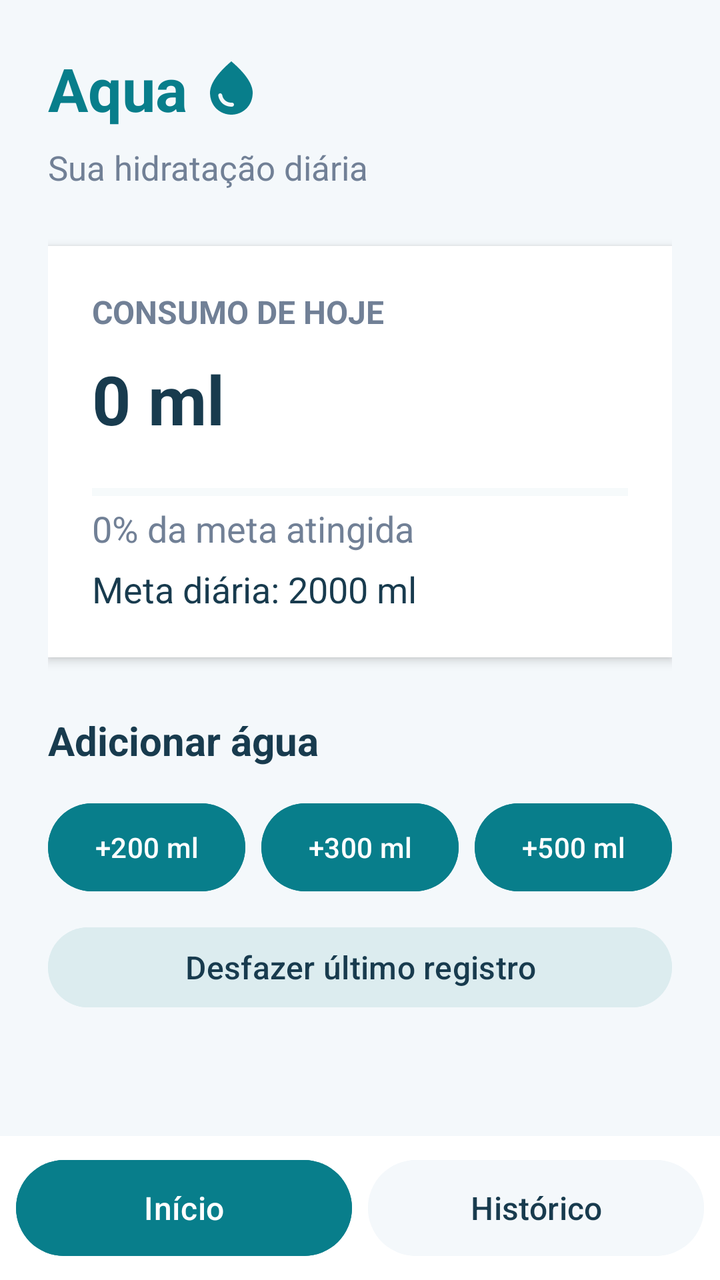
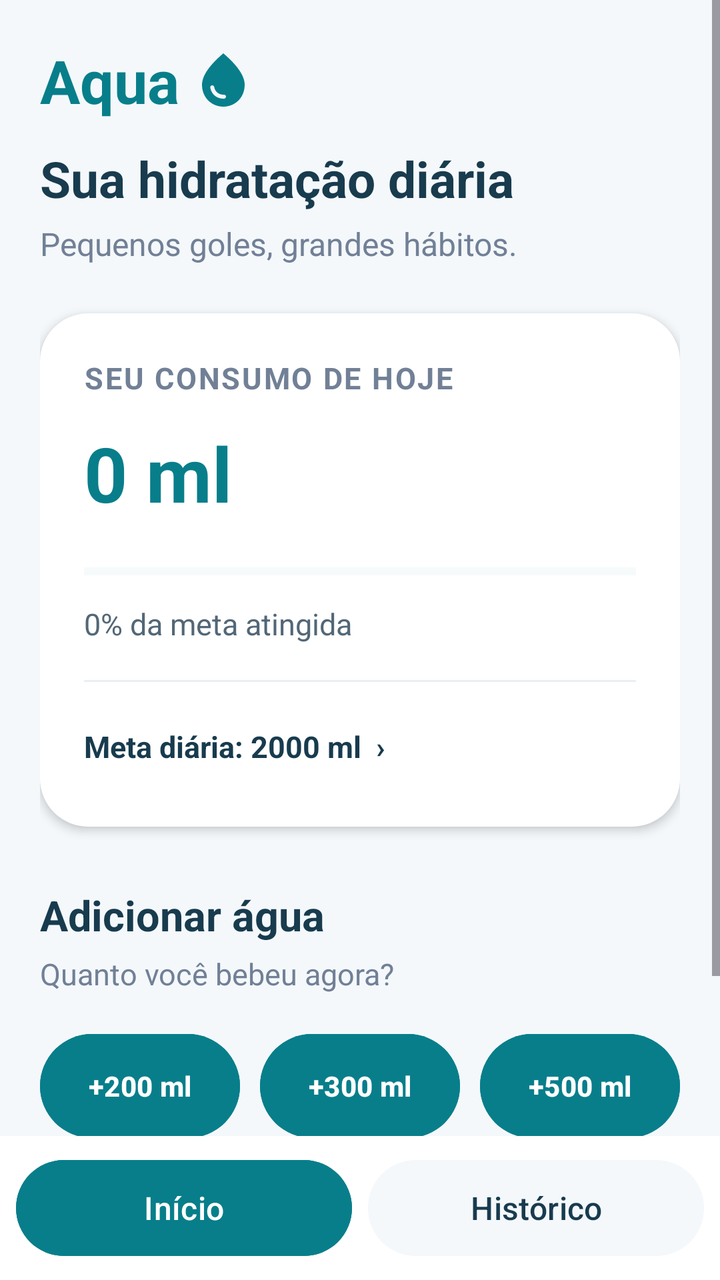

An Android layout rendered at two revisions. The XML below is the earlier revision; the diff shows what the commit changed to produce the second picture.
<!-- AndroidManifest.xml: application theme Theme.Aqua -->
<!-- res/layout/activity_main.xml -->
<?xml version="1.0" encoding="utf-8"?>
<LinearLayout xmlns:android="http://schemas.android.com/apk/res/android"
    android:layout_width="match_parent"
    android:layout_height="match_parent"
    android:orientation="vertical"
    android:background="#F4F8FB">

    <ScrollView
        android:layout_width="match_parent"
        android:layout_height="0dp"
        android:layout_weight="1"
        android:fillViewport="true">

        <LinearLayout
            android:layout_width="match_parent"
            android:layout_height="wrap_content"
            android:orientation="vertical"
            android:padding="24dp">

            <include
                layout="@layout/view_aqua_header"
                android:layout_width="wrap_content"
                android:layout_height="wrap_content" />

            <TextView
                android:layout_width="wrap_content"
                android:layout_height="wrap_content"
                android:layout_marginTop="8dp"
                android:text="Sua hidratação diária"
                android:textColor="#718096"
                android:textSize="17sp" />

            <LinearLayout
                android:layout_width="match_parent"
                android:layout_height="wrap_content"
                android:layout_marginTop="28dp"
                android:background="#FFFFFF"
                android:elevation="3dp"
                android:orientation="vertical"
                android:padding="22dp">

                <TextView
                    android:layout_width="wrap_content"
                    android:layout_height="wrap_content"
                    android:text="CONSUMO DE HOJE"
                    android:textColor="#718096"
                    android:textSize="16sp"
                    android:textStyle="bold" />

                <TextView
                    android:id="@+id/tvConsumed"
                    android:layout_width="wrap_content"
                    android:layout_height="wrap_content"
                    android:layout_marginTop="10dp"
                    android:text="0 ml"
                    android:textColor="#183B4E"
                    android:textSize="34sp"
                    android:textStyle="bold" />

                <ProgressBar
                    android:id="@+id/progressWater"
                    style="?android:attr/progressBarStyleHorizontal"
                    android:layout_width="match_parent"
                    android:layout_height="12dp"
                    android:layout_marginTop="18dp"
                    android:progressTint="#087E8B"
                    android:progressBackgroundTint="#DCECEF"
                    android:max="2000"
                    android:progress="0" />

                <TextView
                    android:id="@+id/tvProgress"
                    android:layout_width="match_parent"
                    android:layout_height="wrap_content"
                    android:text="0% da meta atingida"
                    android:textColor="#718096"
                    android:textSize="18sp" />

                <TextView
                    android:id="@+id/tvDailyGoal"
                    android:layout_width="match_parent"
                    android:layout_height="wrap_content"
                    android:layout_marginTop="6dp"
                    android:text="Meta diária: 2000 ml"
                    android:textSize="18sp"
                    android:textColor="#183B4E"
                    android:clickable="true"
                    android:focusable="true" />

            </LinearLayout>

            <TextView
                android:layout_width="wrap_content"
                android:layout_height="wrap_content"
                android:layout_marginTop="28dp"
                android:text="Adicionar água"
                android:textColor="#183B4E"
                android:textSize="20sp"
                android:textStyle="bold" />

            <LinearLayout
                android:layout_width="match_parent"
                android:layout_height="52dp"
                android:layout_marginTop="14dp"
                android:orientation="horizontal"
                android:weightSum="3">

                <Button
                    android:id="@+id/btn200"
                    android:layout_width="0dp"
                    android:layout_height="match_parent"
                    android:layout_weight="1"
                    android:layout_marginEnd="4dp"
                    android:backgroundTint="#087E8B"
                    android:text="+200 ml"
                    android:textColor="#FFFFFF"
                    android:textSize="14sp"
                    android:minWidth="0dp"
                    android:paddingHorizontal="2dp" />

                <Button
                    android:id="@+id/btn300"
                    android:layout_width="0dp"
                    android:layout_height="match_parent"
                    android:layout_weight="1"
                    android:layout_marginHorizontal="4dp"
                    android:backgroundTint="#087E8B"
                    android:text="+300 ml"
                    android:textColor="#FFFFFF"
                    android:textSize="14sp"
                    android:minWidth="0dp"
                    android:paddingHorizontal="2dp" />

                <Button
                    android:id="@+id/btn500"
                    android:layout_width="0dp"
                    android:layout_height="match_parent"
                    android:layout_weight="1"
                    android:layout_marginStart="4dp"
                    android:backgroundTint="#087E8B"
                    android:text="+500 ml"
                    android:textColor="#FFFFFF"
                    android:textSize="14sp"
                    android:minWidth="0dp"
                    android:paddingHorizontal="2dp" />

            </LinearLayout>

            <Button
                android:id="@+id/btnUndo"
                android:layout_width="match_parent"
                android:layout_height="48dp"
                android:layout_marginTop="10dp"
                android:backgroundTint="#DCECEF"
                android:text="Desfazer último registro"
                android:textColor="#183B4E"
                android:textSize="16sp"/>

        </LinearLayout>
    </ScrollView>

    <include layout="@layout/view_bottom_nav" />

</LinearLayout>
<!-- res/layout/view_aqua_header.xml (included above) -->
<?xml version="1.0" encoding="utf-8"?>
<LinearLayout xmlns:android="http://schemas.android.com/apk/res/android"
    android:layout_width="wrap_content"
    android:layout_height="wrap_content"
    android:orientation="horizontal"
    android:gravity="center_vertical">

    <TextView
        android:layout_width="wrap_content"
        android:layout_height="wrap_content"
        android:text="Aqua"
        android:textColor="#087E8B"
        android:textSize="30sp"
        android:textStyle="bold" />

    <ImageView
        android:layout_width="32dp"
        android:layout_height="32dp"
        android:layout_marginStart="6dp"
        android:src="@drawable/ic_droplet"
        android:contentDescription="Ícone de hidratação"
        android:scaleType="fitCenter" />

</LinearLayout>
<!-- res/layout/view_bottom_nav.xml (included above) -->
<?xml version="1.0" encoding="utf-8"?>
<LinearLayout xmlns:android="http://schemas.android.com/apk/res/android"
    android:layout_width="match_parent"
    android:layout_height="72dp"
    android:orientation="horizontal"
    android:background="#FFFFFF"
    android:padding="8dp">

    <Button
        android:id="@+id/navHome"
        android:layout_width="0dp"
        android:layout_height="match_parent"
        android:layout_weight="1"
        android:text="Início"
        android:textColor="#FFFFFF"
        android:backgroundTint="#087E8B"
        android:textSize="16sp" />

    <Button
        android:id="@+id/navHistory"
        android:layout_width="0dp"
        android:layout_height="match_parent"
        android:layout_weight="1"
        android:layout_marginStart="8dp"
        android:text="Histórico"
        android:textColor="#183B4E"
        android:backgroundTint="#F4F8FB"
        android:textSize="16sp" />

</LinearLayout>
<!-- resources referenced by this layout -->
<resources>
  <!-- drawable ic_droplet (drawable) -->
  <vector xmlns:android="http://schemas.android.com/apk/res/android" android:height="24dp" android:tint="#087E8B" android:viewportHeight="24" android:viewportWidth="24" android:width="24dp">
        
      <path android:fillColor="@android:color/white" android:pathData="M12,2c-5.33,4.55 -8,8.48 -8,11.8c0,4.98 3.8,8.2 8,8.2s8,-3.22 8,-8.2C20,10.48 17.33,6.55 12,2zM7.83,14c0.37,0 0.67,0.26 0.74,0.62c0.41,2.22 2.28,2.98 3.64,2.87c0.43,-0.02 0.79,0.32 0.79,0.75c0,0.4 -0.32,0.73 -0.72,0.75c-2.13,0.13 -4.62,-1.09 -5.19,-4.12C7.01,14.42 7.37,14 7.83,14z"/>
      
  </vector>
  <style name="Theme.Aqua" parent="Base.Theme.Aqua" />
  <style name="Base.Theme.Aqua" parent="Theme.Material3.DayNight.NoActionBar">
          
          
      </style>
</resources>

<!-- the commit's change to res/layout/activity_main.xml (unified diff, before → after) -->
@@ -9,13 +9,17 @@
         android:layout_width="match_parent"
         android:layout_height="0dp"
         android:layout_weight="1"
-        android:fillViewport="true">
+        android:fillViewport="true"
+        android:clipToPadding="false">
 
         <LinearLayout
             android:layout_width="match_parent"
             android:layout_height="wrap_content"
             android:orientation="vertical"
-            android:padding="24dp">
+            android:paddingStart="20dp"
+            android:paddingEnd="20dp"
+            android:paddingTop="20dp"
+            android:paddingBottom="24dp">
 
             <include
                 layout="@layout/view_aqua_header"
@@ -25,16 +29,25 @@
             <TextView
                 android:layout_width="wrap_content"
                 android:layout_height="wrap_content"
-                android:layout_marginTop="8dp"
+                android:layout_marginTop="12dp"
                 android:text="Sua hidratação diária"
+                android:textColor="#183B4E"
+                android:textSize="25sp"
+                android:textStyle="bold" />
+
+            <TextView
+                android:layout_width="wrap_content"
+                android:layout_height="wrap_content"
+                android:layout_marginTop="5dp"
+                android:text="Pequenos goles, grandes hábitos."
                 android:textColor="#718096"
-                android:textSize="17sp" />
+                android:textSize="16sp" />
 
             <LinearLayout
                 android:layout_width="match_parent"
                 android:layout_height="wrap_content"
-                android:layout_marginTop="28dp"
-                android:background="#FFFFFF"
+                android:layout_marginTop="24dp"
+                android:background="@drawable/bg_water_card"
                 android:elevation="3dp"
                 android:orientation="vertical"
                 android:padding="22dp">
@@ -42,19 +55,20 @@
                 <TextView
                     android:layout_width="wrap_content"
                     android:layout_height="wrap_content"
-                    android:text="CONSUMO DE HOJE"
+                    android:text="SEU CONSUMO DE HOJE"
                     android:textColor="#718096"
-                    android:textSize="16sp"
+                    android:textSize="15sp"
+                    android:letterSpacing="0.06"
                     android:textStyle="bold" />
 
                 <TextView
                     android:id="@+id/tvConsumed"
                     android:layout_width="wrap_content"
                     android:layout_height="wrap_content"
-                    android:layout_marginTop="10dp"
+                    android:layout_marginTop="12dp"
                     android:text="0 ml"
-                    android:textColor="#183B4E"
-                    android:textSize="34sp"
+                    android:textColor="#087E8B"
+                    android:textSize="38sp"
                     android:textStyle="bold" />
 
                 <ProgressBar
@@ -63,45 +77,63 @@
                     android:layout_width="match_parent"
                     android:layout_height="12dp"
                     android:layout_marginTop="18dp"
+                    android:max="2000"
+                    android:progress="0"
                     android:progressTint="#087E8B"
-                    android:progressBackgroundTint="#DCECEF"
-                    android:max="2000"
-                    android:progress="0" />
+                    android:progressBackgroundTint="#DCECEF" />
 
                 <TextView
                     android:id="@+id/tvProgress"
                     android:layout_width="match_parent"
                     android:layout_height="wrap_content"
+                    android:layout_marginTop="10dp"
                     android:text="0% da meta atingida"
-                    android:textColor="#718096"
-                    android:textSize="18sp" />
+                    android:textColor="#526777"
+                    android:textSize="15sp" />
+
+                <View
+                    android:layout_width="match_parent"
+                    android:layout_height="1dp"
+                    android:layout_marginTop="18dp"
+                    android:layout_marginBottom="14dp"
+                    android:background="#E8EFF3" />
 
                 <TextView
                     android:id="@+id/tvDailyGoal"
                     android:layout_width="match_parent"
                     android:layout_height="wrap_content"
-                    android:layout_marginTop="6dp"
-                    android:text="Meta diária: 2000 ml"
-                    android:textSize="18sp"
+                    android:background="?android:attr/selectableItemBackground"
+                    android:clickable="true"
+                    android:focusable="true"
+                    android:paddingVertical="8dp"
+                    android:text="Meta diária: 2000 ml  ›"
                     android:textColor="#183B4E"
-                    android:clickable="true"
-                    android:focusable="true" />
+                    android:textSize="15sp"
+                    android:textStyle="bold" />
 
             </LinearLayout>
 
             <TextView
                 android:layout_width="wrap_content"
                 android:layout_height="wrap_content"
-                android:layout_marginTop="28dp"
+                android:layout_marginTop="30dp"
                 android:text="Adicionar água"
                 android:textColor="#183B4E"
-                android:textSize="20sp"
+                android:textSize="21sp"
                 android:textStyle="bold" />
+
+            <TextView
+                android:layout_width="wrap_content"
+                android:layout_height="wrap_content"
+                android:layout_marginTop="5dp"
+                android:text="Quanto você bebeu agora?"
+                android:textColor="#718096"
+                android:textSize="15sp" />
 
             <LinearLayout
                 android:layout_width="match_parent"
-                android:layout_height="52dp"
-                android:layout_marginTop="14dp"
+                android:layout_height="60dp"
+                android:layout_marginTop="16dp"
                 android:orientation="horizontal"
                 android:weightSum="3">
 
@@ -110,51 +142,59 @@
                     android:layout_width="0dp"
                     android:layout_height="match_parent"
                     android:layout_weight="1"
-                    android:layout_marginEnd="4dp"
+                    android:layout_marginEnd="5dp"
                     android:backgroundTint="#087E8B"
+                    android:minWidth="0dp"
+                    android:minHeight="0dp"
+                    android:paddingHorizontal="2dp"
                     android:text="+200 ml"
                     android:textColor="#FFFFFF"
                     android:textSize="14sp"
-                    android:minWidth="0dp"
-                    android:paddingHorizontal="2dp" />
+                    android:textStyle="bold" />
 
                 <Button
                     android:id="@+id/btn300"
                     android:layout_width="0dp"
                     android:layout_height="match_parent"
                     android:layout_weight="1"
-                    android:layout_marginHorizontal="4dp"
+                    android:layout_marginHorizontal="5dp"
                     android:backgroundTint="#087E8B"
+                    android:minWidth="0dp"
+                    android:minHeight="0dp"
+                    android:paddingHorizontal="2dp"
                     android:text="+300 ml"
                     android:textColor="#FFFFFF"
                     android:textSize="14sp"
-                    android:minWidth="0dp"
-                    android:paddingHorizontal="2dp" />
+                    android:textStyle="bold" />
 
                 <Button
                     android:id="@+id/btn500"
                     android:layout_width="0dp"
                     android:layout_height="match_parent"
                     android:layout_weight="1"
-                    android:layout_marginStart="4dp"
+                    android:layout_marginStart="5dp"
                     android:backgroundTint="#087E8B"
+                    android:minWidth="0dp"
+                    android:minHeight="0dp"
+                    android:paddingHorizontal="2dp"
                     android:text="+500 ml"
                     android:textColor="#FFFFFF"
                     android:textSize="14sp"
-                    android:minWidth="0dp"
-                    android:paddingHorizontal="2dp" />
+                    android:textStyle="bold" />
 
             </LinearLayout>
 
             <Button
                 android:id="@+id/btnUndo"
                 android:layout_width="match_parent"
-                android:layout_height="48dp"
-                android:layout_marginTop="10dp"
-                android:backgroundTint="#DCECEF"
+                android:layout_height="52dp"
+                android:layout_marginTop="12dp"
+                android:backgroundTint="#E1EDF2"
+                android:minHeight="0dp"
                 android:text="Desfazer último registro"
                 android:textColor="#183B4E"
-                android:textSize="16sp"/>
+                android:textSize="15sp"
+                android:textAllCaps="false" />
 
         </LinearLayout>
     </ScrollView>
<!-- resource entries referenced after the edit -->
@@ -1,5 +1,15 @@
 <!-- resources referenced by this layout -->
 <resources>
+  <!-- drawable bg_water_card (drawable) -->
+  <?xml version="1.0" encoding="utf-8"?>
+  <shape xmlns:android="http://schemas.android.com/apk/res/android"
+      android:shape="rectangle">
+  
+      <solid android:color="#FFFFFF" />
+  
+      <corners android:radius="24dp" />
+  
+  </shape>
   <!-- drawable ic_droplet (drawable) -->
   <vector xmlns:android="http://schemas.android.com/apk/res/android" android:height="24dp" android:tint="#087E8B" android:viewportHeight="24" android:viewportWidth="24" android:width="24dp">
         
